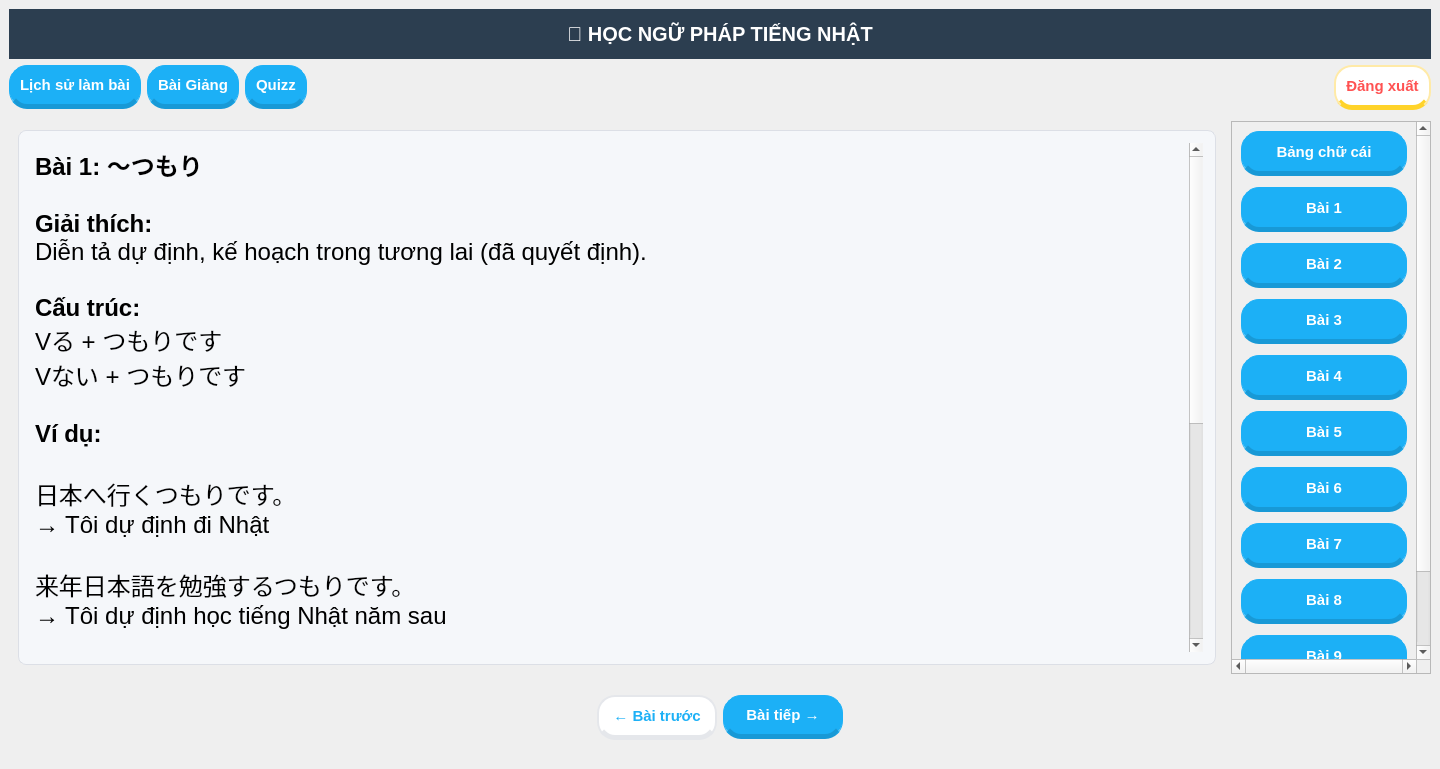
This is ui/mainchinh.ui in haidangngo436-max/app-tieng-nhat as Qt 5 draws it before an edit. The edited form follows.
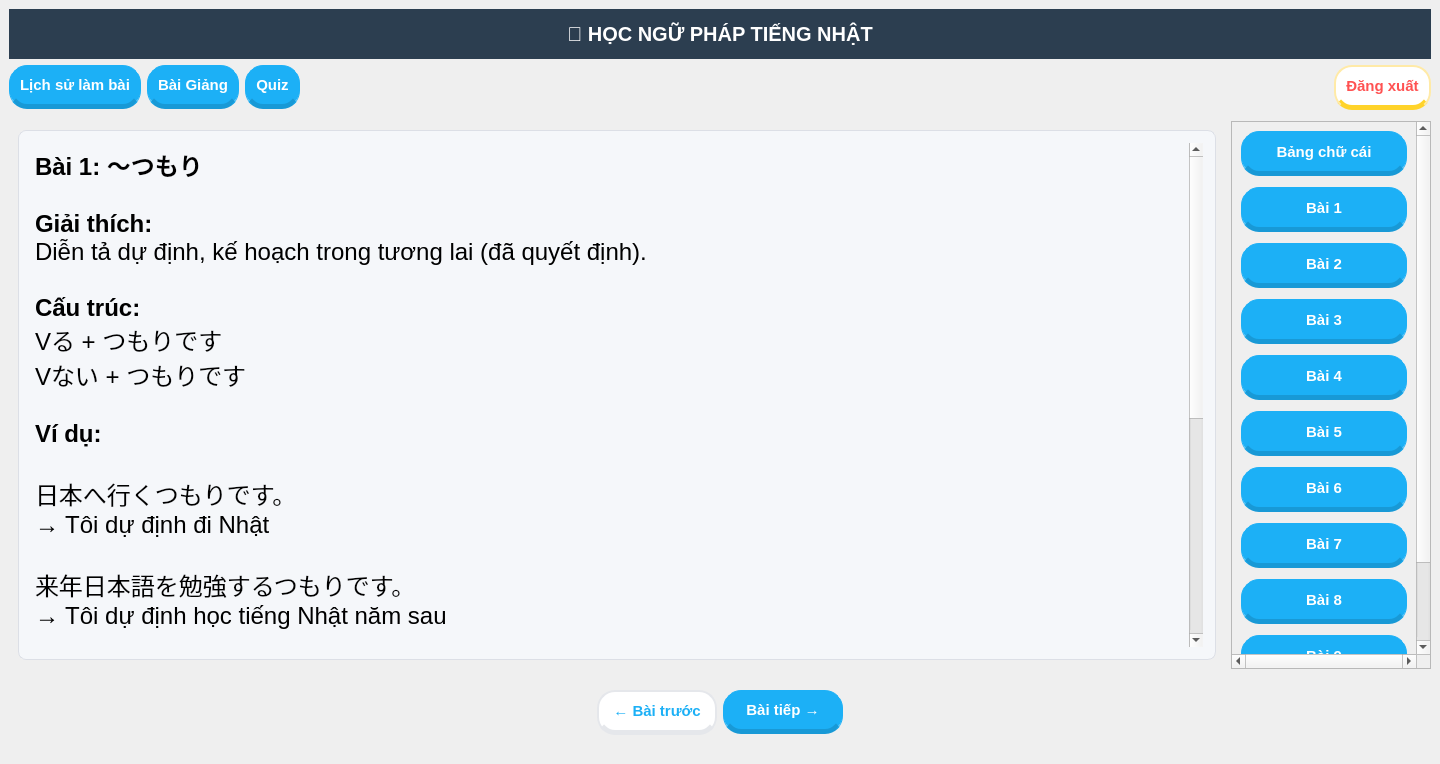
This is the edited form.

```diff
--- a/ui/mainchinh.ui
+++ b/ui/mainchinh.ui
@@ -7,7 +7,7 @@
     <x>0</x>
     <y>0</y>
     <width>1440</width>
-    <height>769</height>
+    <height>764</height>
    </rect>
   </property>
   <property name="windowTitle">
@@ -122,7 +122,7 @@
         <item>
          <widget class="QPushButton" name="btn_quizz">
           <property name="text">
-           <string>Quizz</string>
+           <string>Quiz</string>
           </property>
          </widget>
         </item>
```
